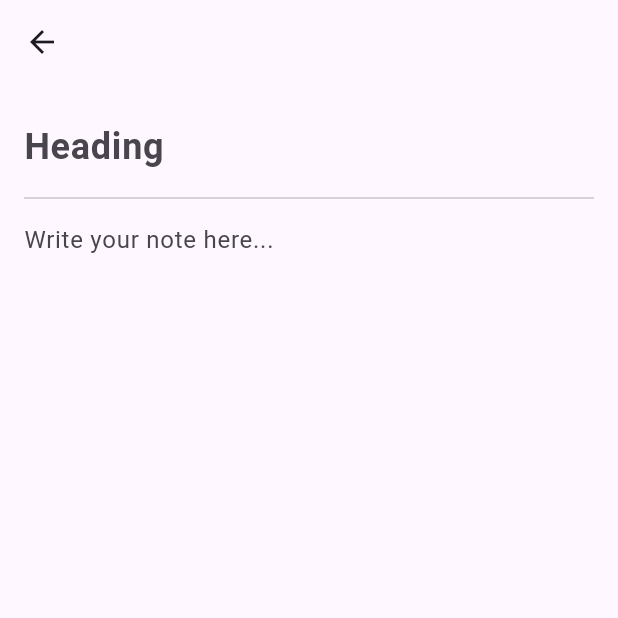
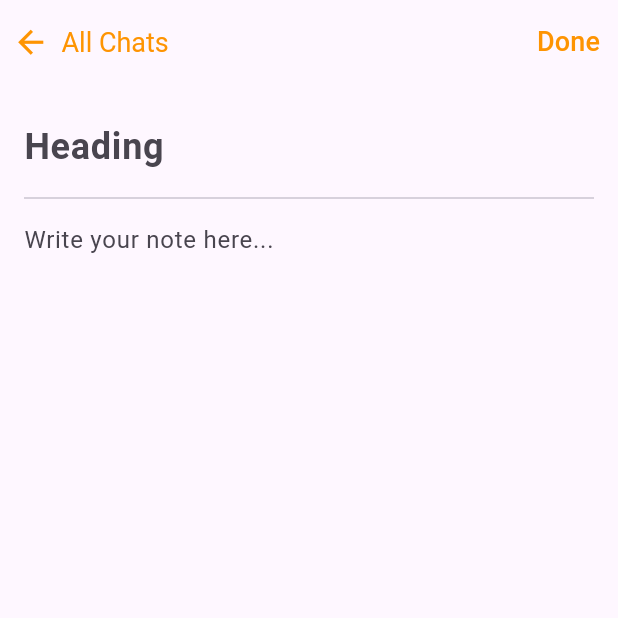
Before and after one commit to Ali01129/todo_android-app, a Flutter app: the screen it shows after launch, after a tap on the "post add" icon, on a phone screen of 412 x 824 dp, the top half of it. Run offline on Flutter 3.47's test engine with Material 3 defaults, Android fonts, the phone set to English and light mode, and no system bars; our stand-ins replace flutter_slidable, hive_flutter; accounts and stored records are empty.

```diff
--- a/lib/pages/create_note.dart
+++ b/lib/pages/create_note.dart
@@ -1,12 +1,40 @@
 import 'package:flutter/material.dart';
+import 'package:todo/data/newDatabase.dart';
 
 class NotePage extends StatelessWidget {
   final TextEditingController _heading=TextEditingController();
   final TextEditingController _note=TextEditingController();
   @override
   Widget build(BuildContext context) {
+
+    void createNote(){
+      List<Note> todayNotes=getNotesForToday();
+      print(todayNotes.length);
+      addNote(_heading.text, _note.text, 'All');
+      todayNotes=getNotesForToday();
+      print("after adding note");
+      print(todayNotes.length);
+      Navigator.pop(context);
+    }
+
     return Scaffold(
       appBar: AppBar(
+        title: Text(
+          'All Chats',
+          style: TextStyle(color: Color(0xFFFE9402), fontSize: 18),
+        ),
+        leading: IconButton(
+          icon: Icon(Icons.arrow_back,size: 25,),
+          color: Color(0xFFFE9402),
+          onPressed: () {
+            Navigator.pop(context);
+          },
+        ),
+        leadingWidth: 25,
+        actions: [
+          TextButton(onPressed: createNote,
+              child: Text('Done',style:TextStyle(color: Color(0xFFFE9402), fontSize: 18,),)),
+        ],
       ),
       body: Padding(
         padding: const EdgeInsets.all(16.0),
--- a/lib/pages/home_page.dart
+++ b/lib/pages/home_page.dart
@@ -90,9 +90,8 @@ class _HomePageState extends State<HomePage> {
               Note note = notes[index];
               return TodoList(
                 taskname: note.heading,
-                note: note.note.toString().substring(0, 20),
+                note: note.note.toString(),
                 folder: note.folder,
-                deleteFunction: (context) => deleteTask(index),
               );
             },
           ),
@@ -103,6 +102,7 @@ class _HomePageState extends State<HomePage> {
 
   @override
   Widget build(BuildContext context) {
+
     List<Note> todayNotes = getNotesForToday();
     List<Note> yesterdayNotes = getNotesForYesterday();
     List<Note> otherNotes = getOtherNotes();
```
Also changed, not shown: lib/data/newDatabase.dart (+11 -1 lines), lib/utils/todo_list.dart (+4 -3 lines).
